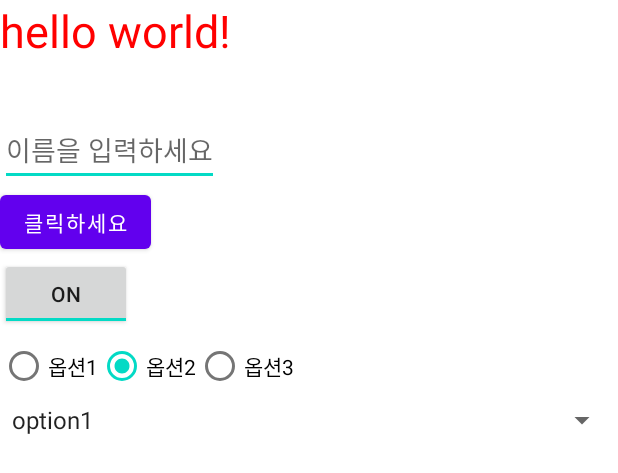
After one commit to dlarhkd1211/tflite-android, an Android app: the layout widgets.xml on its own in the app's theme, with its tools: preview values and no code run, on a phone screen of 412 x 824 dp. The commit adds this screen. Shown: the top 473 px of the screen. Run offline under Robolectric (Android 15) with nearby library versions, the phone set to English and light mode, and no system bars.

Commit message:
add widget

```diff
--- /dev/null
+++ b/app/src/main/res/layout/widgets.xml
@@ -0,0 +1,69 @@
+<?xml version="1.0" encoding="utf-8" ?>
+<LinearLayout
+    xmlns:android="http://schemas.android.com/apk/res/android"
+    android:orientation="vertical"
+    android:layout_width="match_parent"
+    android:layout_height="match_parent">
+
+    <TextView
+        android:id="@+id/textView"
+        android:layout_width="wrap_content"
+        android:layout_height="wrap_content"
+        android:text="@string/hello_world"
+        android:textSize="30sp"
+        android:textColor="#FF0000"
+        android:lines="2"/>
+
+    <EditText
+        android:id="@+id/editText"
+        android:layout_width="wrap_content"
+        android:layout_height="wrap_content"
+        android:inputType="text"
+        android:hint="이름을 입력하세요" />
+
+    <Button
+        android:id="@+id/button"
+        android:layout_width="wrap_content"
+        android:layout_height="wrap_content"
+        android:text="클릭하세요"/>
+
+    <ToggleButton
+        android:id="@+id/toggleButton"
+        android:layout_width="wrap_content"
+        android:layout_height="wrap_content"
+        android:checked="true"
+        android:textOff="Off"
+        android:textOn="On" />
+
+    <RadioGroup
+        android:id="@+id/radioGroup"
+        android:layout_width="match_parent"
+        android:layout_height="wrap_content"
+        android:orientation="horizontal">
+
+        <RadioButton
+            android:id="@+id/radioButton"
+            android:layout_width="wrap_content"
+            android:layout_height="wrap_content"
+            android:text="옵션1" />
+        <RadioButton
+            android:id="@+id/radioButton2"
+            android:layout_width="wrap_content"
+            android:layout_height="wrap_content"
+            android:checked="true"
+            android:text="옵션2" />
+        <RadioButton
+            android:id="@+id/radioButton3"
+            android:layout_width="wrap_content"
+            android:layout_height="wrap_content"
+            android:text="옵션3" />
+    </RadioGroup>
+
+    <Spinner
+        android:id="@+id/spinner"
+        android:layout_width="match_parent"
+        android:layout_height="wrap_content"
+        android:entries="@array/options"
+        android:spinnerMode="dropdown" />
+
+</LinearLayout>
--- /dev/null
+++ b/app/src/main/res/values/array.xml
@@ -0,0 +1,8 @@
+<?xml version="1.0" encoding="utf-8"?>
+<resources>
+    <string-array name="options">
+        <item>option1</item>
+        <item>option2</item>
+        <item>option3</item>
+    </string-array>
+</resources>
--- a/app/src/main/res/values/strings.xml
+++ b/app/src/main/res/values/strings.xml
@@ -1,3 +1,4 @@
 <resources>
     <string name="app_name">DigitClassifier</string>
+    <string name="hello_world">hello world!</string>
 </resources>
```
